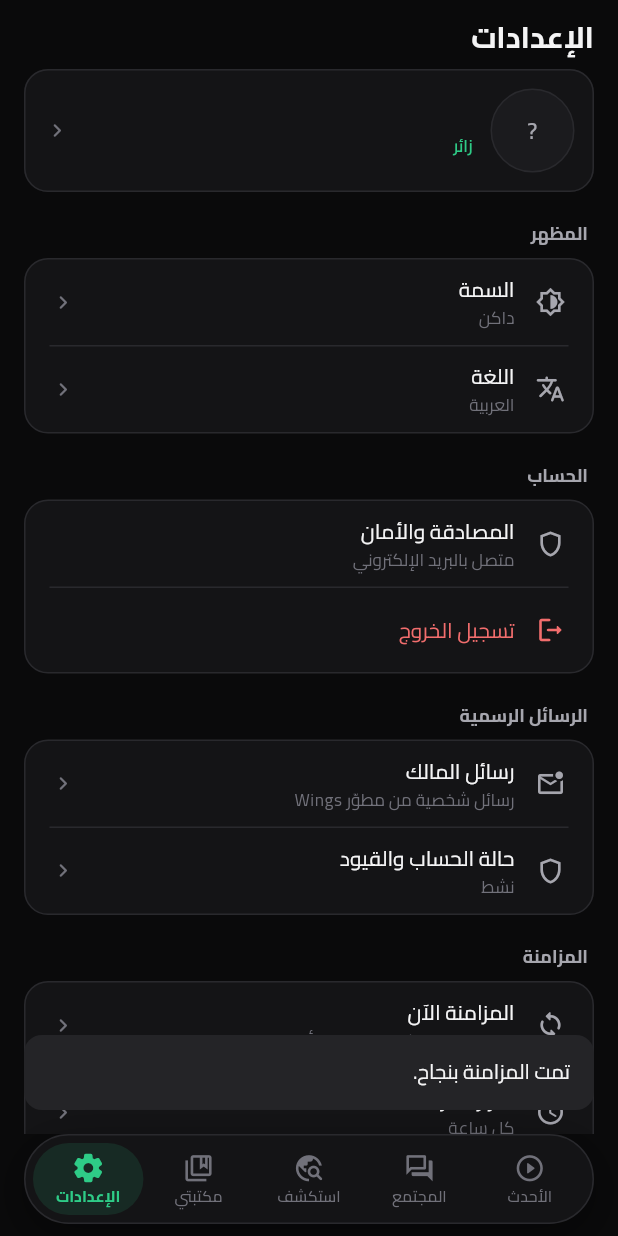
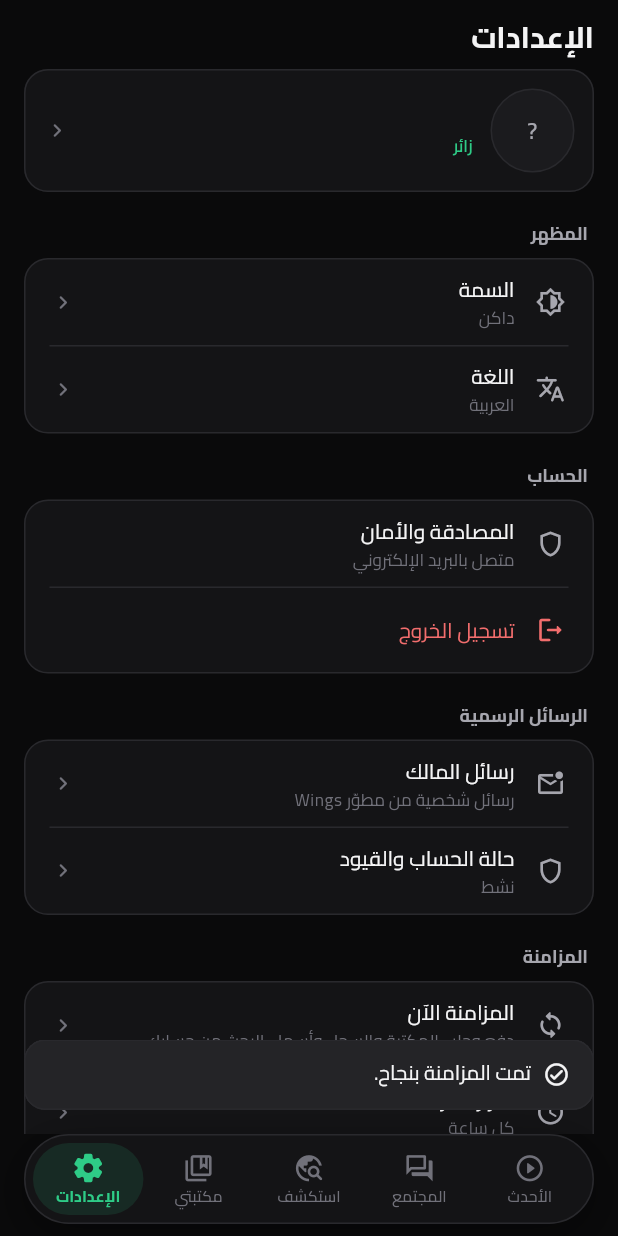
Before and after one commit to lo-oord/Wings, a Flutter app: the AdminAnnouncementsScreen screen opened by its route, after a tap on "العودة", after a tap on "المزامنة الآن", on a phone screen of 412 x 824 dp. Run offline on Flutter 3.47's test engine with Material 3 defaults, Android fonts, the phone set to English and light mode, and no system bars; our stand-ins replace audioplayers, cached_network_image, cloud_firestore, connectivity_plus, dio, file_picker and 11 more; missing offline and left inert: media_kit, media_kit_video, record, workmanager; accounts and stored records are empty; statements that could not run were skipped.

Commit message:
Polish interactions and cut duplicate catalogue work
Press feedback, like-icon transitions, unified snackbars and an
opt-in haptics/sound switch now share one motion system that honours
reduce-motion, while images decode at their drawn width. Catalogue
requests from Home, Explore and details are de-duplicated, the home
background refresh is throttled, and per-post/chat streams no longer
stay subscribed after the screen is gone.

🤖 Generated with Codebuff
Co-Authored-By: Codebuff <noreply@codebuff.com>

```diff
--- a/lib/app/theme/context_ext.dart
+++ b/lib/app/theme/context_ext.dart
@@ -18,15 +18,52 @@ extension WingsContext on BuildContext {
 
   bool get isCompact => pageWidth < 600;
 
+  /// The system "remove animations" switch. Decorative motion collapses to zero
+  /// while functional transitions keep their final state.
+  bool get reduceMotion => MediaQuery.disableAnimationsOf(this);
+
+  /// A duration that honours [reduceMotion].
+  Duration motionDuration(Duration duration) =>
+      reduceMotion ? Duration.zero : duration;
+
+  /// One snackbar style for the whole app: floating, rounded, iconed, and long
+  /// enough to read for a failure but short for a confirmation. A new message
+  /// replaces the previous one instead of stacking behind it.
   void showSnack(String message, {bool isError = false}) {
     final messenger = ScaffoldMessenger.maybeOf(this);
     if (messenger == null) return;
+    final background = isError ? palette.danger : palette.surfaceHigh;
+    final foreground = isError ? palette.onPrimary : palette.textPrimary;
     messenger
       ..hideCurrentSnackBar()
       ..showSnackBar(
         SnackBar(
-          content: Text(message),
-          backgroundColor: isError ? palette.danger : null,
+          behavior: SnackBarBehavior.floating,
+          margin: const EdgeInsets.fromLTRB(16, 0, 16, 16),
+          duration: Duration(milliseconds: isError ? 4000 : 2400),
+          backgroundColor: background,
+          shape: RoundedRectangleBorder(
+            borderRadius: BorderRadius.circular(14),
+            side: isError ? BorderSide.none : BorderSide(color: palette.border),
+          ),
+          content: Row(
+            children: <Widget>[
+              Icon(
+                isError
+                    ? Icons.error_outline_rounded
+                    : Icons.check_circle_outline_rounded,
+                size: 18,
+                color: foreground,
+              ),
+              const SizedBox(width: 8),
+              Expanded(
+                child: Text(
+                  message,
+                  style: TextStyle(color: foreground, height: 1.4),
+                ),
+              ),
+            ],
+          ),
         ),
       );
   }
--- a/lib/core/services/app_feedback.dart
+++ b/lib/core/services/app_feedback.dart
@@ -22,6 +22,16 @@ class AppFeedback {
   static const Duration _window = Duration(milliseconds: 110);
 
   static DateTime? _last;
+
+  /// Applied once from the stored settings, so a disabled switch silences both
+  /// the clip and the vibration without every caller re-checking it.
+  static bool hapticsEnabled = true;
+  static bool soundEffectsEnabled = true;
+
+  static void configure({required bool haptics, required bool sound}) {
+    hapticsEnabled = haptics;
+    soundEffectsEnabled = sound;
+  }
 
   /// One reusable player per clip.
   static final Map<String, AudioPlayer> _players = <String, AudioPlayer>{};
@@ -52,11 +62,16 @@ class AppFeedback {
   }
 
   static Future<void> _cue({String? clip, required bool strong}) async {
+    if (!hapticsEnabled && !soundEffectsEnabled) return;
     if (!_ready) return;
     final cues = <Future<void>>[
-      if (clip != null) _play(clip),
-      strong ? HapticFeedback.mediumImpact() : HapticFeedback.selectionClick(),
+      if (clip != null && soundEffectsEnabled) _play(clip),
+      if (hapticsEnabled)
+        strong
+            ? HapticFeedback.mediumImpact()
+            : HapticFeedback.selectionClick(),
     ];
+    if (cues.isEmpty) return;
     for (final cue in cues) {
       try {
         await cue;
@@ -83,4 +98,14 @@ class AppFeedback {
 
   /// A light confirmation for secondary actions (save, copy, share).
   static Future<void> tap() => _cue(strong: false);
+
+  /// Vibration only, for presses where a sound would be noise.
+  static Future<void> hapticLight() async {
+    if (!hapticsEnabled) return;
+    try {
+      await HapticFeedback.selectionClick();
+    } on Object {
+      // A device without a vibration motor stays still.
+    }
+  }
 }
--- a/lib/core/widgets/wings_feedback.dart
+++ b/lib/core/widgets/wings_feedback.dart
@@ -4,6 +4,7 @@ import '../../app/localization/app_localizations.dart';
 import '../../app/theme/app_tokens.dart';
 import '../../app/theme/context_ext.dart';
 import '../errors/app_failure.dart';
+import 'wings_motion.dart';
 
 /// Animated shimmer used for loading placeholders.
 class WingsSkeleton extends StatefulWidget {
@@ -192,7 +193,8 @@ class WingsEmptyState extends StatelessWidget {
   @override
   Widget build(BuildContext context) {
     final palette = context.palette;
-    return Center(
+    return WingsFadeIn(
+      child: Center(
         child: Padding(
           padding: const EdgeInsets.symmetric(
             horizontal: Space.xxl,
@@ -232,6 +234,7 @@ class WingsEmptyState extends StatelessWidget {
                 TextButton(onPressed: onAction, child: Text(actionLabel!)),
               ],
             ],
+          ),
         ),
       ),
     );
--- a/lib/features/community/community_providers.dart
+++ b/lib/features/community/community_providers.dart
@@ -521,8 +521,10 @@ final feedSignalsProvider = Provider<FeedSignals>((ref) {
   );
 });
 
-final postLikedProvider =
-    FutureProvider.family<bool, ({String postId, String uid})>(
+/// `autoDispose`: one entry per post ever seen would otherwise live for the
+/// whole session. The card keeps its own optimistic value while it is visible.
+final postLikedProvider = FutureProvider.autoDispose
+    .family<bool, ({String postId, String uid})>(
       (ref, key) =>
           ref.watch(communityRepositoryProvider).isLiked(key.postId, key.uid),
     );
--- a/lib/features/community/reels_screen.dart
+++ b/lib/features/community/reels_screen.dart
@@ -17,6 +17,7 @@ import '../../core/utils/formatters.dart';
 import '../../core/utils/tr.dart';
 import '../../core/widgets/wings_image.dart';
 import '../../core/widgets/wings_layout.dart';
+import '../../core/widgets/wings_motion.dart';
 import '../../data/models/chat.dart';
 import '../../data/models/community.dart';
 import '../admin/owner_guard.dart';
@@ -1465,8 +1466,8 @@ class _ReelAction extends StatelessWidget {
                     color: Colors.white.withValues(alpha: 0.14),
                   ),
                 ),
-                child: Icon(
-                  icon,
+                child: WingsAnimatedIcon(
+                  icon: icon,
                   color: onTap == null ? Colors.white38 : color,
                   size: 21,
                 ),
--- a/lib/features/settings/settings_screen.dart
+++ b/lib/features/settings/settings_screen.dart
@@ -466,6 +466,49 @@ class SettingsScreen extends ConsumerWidget {
                         .read(settingsProvider.notifier)
                         .update(
                           (current) => current.copyWith(notifyGeneral: value),
+                        ),
+                  ),
+                ),
+              ],
+            ),
+            WingsSettingsGroup(
+              title: Tr.of(context, ar: 'الحركة واللمس', en: 'Motion & touch'),
+              children: <Widget>[
+                WingsSettingsTile(
+                  icon: Icons.vibration_rounded,
+                  title: Tr.of(
+                    context,
+                    ar: 'اهتزاز خفيف عند التفاعل',
+                    en: 'Light haptics on interaction',
+                  ),
+                  subtitle: Tr.of(
+                    context,
+                    ar: 'الإعجاب والحفظ والتفاعلات المهمة فقط',
+                    en: 'Only likes, saves and important actions',
+                  ),
+                  trailing: Switch(
+                    value: settings.hapticsEnabled,
+                    onChanged: (value) => ref
+                        .read(settingsProvider.notifier)
+                        .update(
+                          (current) => current.copyWith(hapticsEnabled: value),
+                        ),
+                  ),
+                ),
+                WingsSettingsTile(
+                  icon: Icons.volume_up_outlined,
+                  title: Tr.of(
+                    context,
+                    ar: 'مؤثرات صوتية قصيرة',
+                    en: 'Short sound effects',
+                  ),
+                  trailing: Switch(
+                    value: settings.soundEffectsEnabled,
+                    onChanged: (value) => ref
+                        .read(settingsProvider.notifier)
+                        .update(
+                          (current) =>
+                              current.copyWith(soundEffectsEnabled: value),
                         ),
                   ),
                 ),
```
Also changed, not shown: lib/app/providers.dart (+15 -1 lines), lib/core/widgets/wings_buttons.dart (+18 -18 lines), lib/core/widgets/wings_image.dart (+23 -6 lines), lib/core/widgets/wings_layout.dart (+8 -1 lines), lib/core/widgets/wings_motion.dart (added, +156 -0 lines), lib/data/models/library.dart (+14 -0 lines), lib/data/repositories/anime_repository.dart (+40 -17 lines), lib/features/chat/chat_providers.dart (+9 -7 lines), lib/features/community/post_card.dart (+8 -1 lines), lib/features/home/home_providers.dart (+11 -0 lines), 2 other files. Lines whose indentation alone changed are shown as unchanged.
